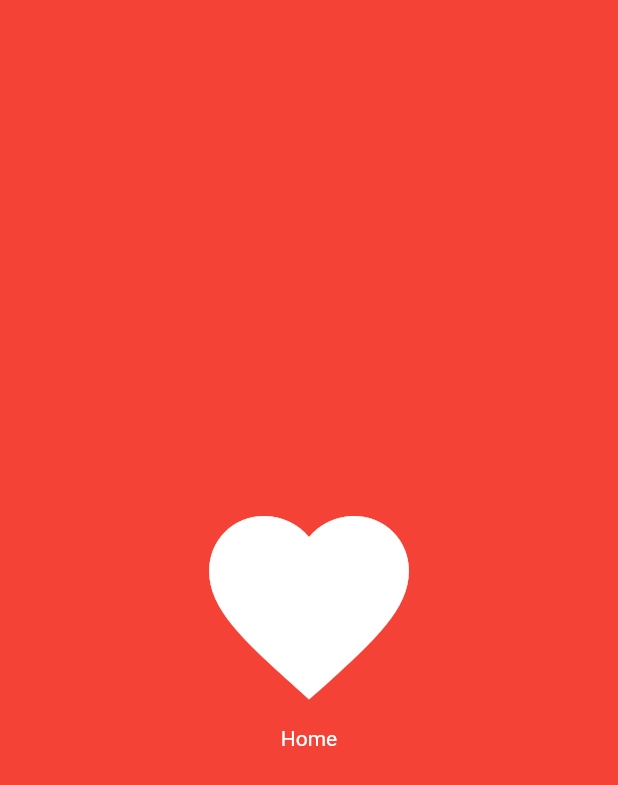
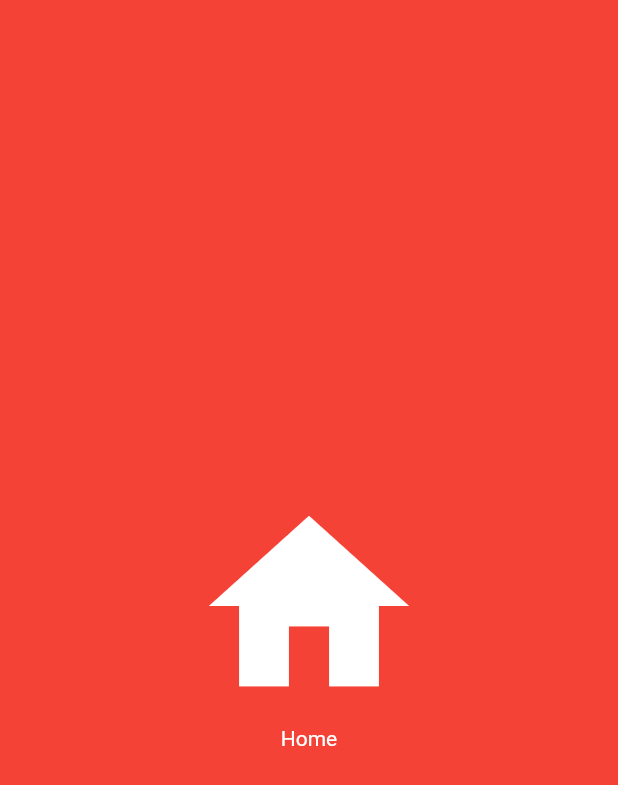
Before and after one commit to drewbitt/Yarr, a Flutter app: the HomeTab screen opened directly, on a phone screen of 412 x 824 dp. Shown: the top 785 px of the screen. Run offline on Flutter 3.47's test engine with Material 2 defaults, Android fonts, the phone set to English and light mode, and no system bars; our stand-ins replace expandable, flutter_html; missing offline and left inert: flappy_search_bar; statements that could not run were skipped.

```diff
--- a/lib/tabs/home_tab.dart
+++ b/lib/tabs/home_tab.dart
@@ -12,7 +12,7 @@ class HomeTab extends StatelessWidget {
             mainAxisAlignment: MainAxisAlignment.center,
             children: <Widget>[
               Icon(
-                Icons.favorite,
+                Icons.home,
                 size: 160.0,
                 color: Colors.white,
               ),
--- a/royalroad_api/lib/src/royalroad_api_base.dart
+++ b/royalroad_api/lib/src/royalroad_api_base.dart
@@ -14,7 +14,6 @@ class Base {
   static const userAgent = 'Mozilla/5.0';
 }
 
-// TODO: Add genres
 Future<List<BookSearchResult>> searchFiction(searchTerm) async {
   searchTerm = searchTerm.replaceAll(' ', '+');
   // Can also search for keyword instead of title?
```
Also changed, not shown: lib/main.dart (+2 -6 lines), lib/tabs/pages/components/ChapterList.dart (+9 -5 lines).
